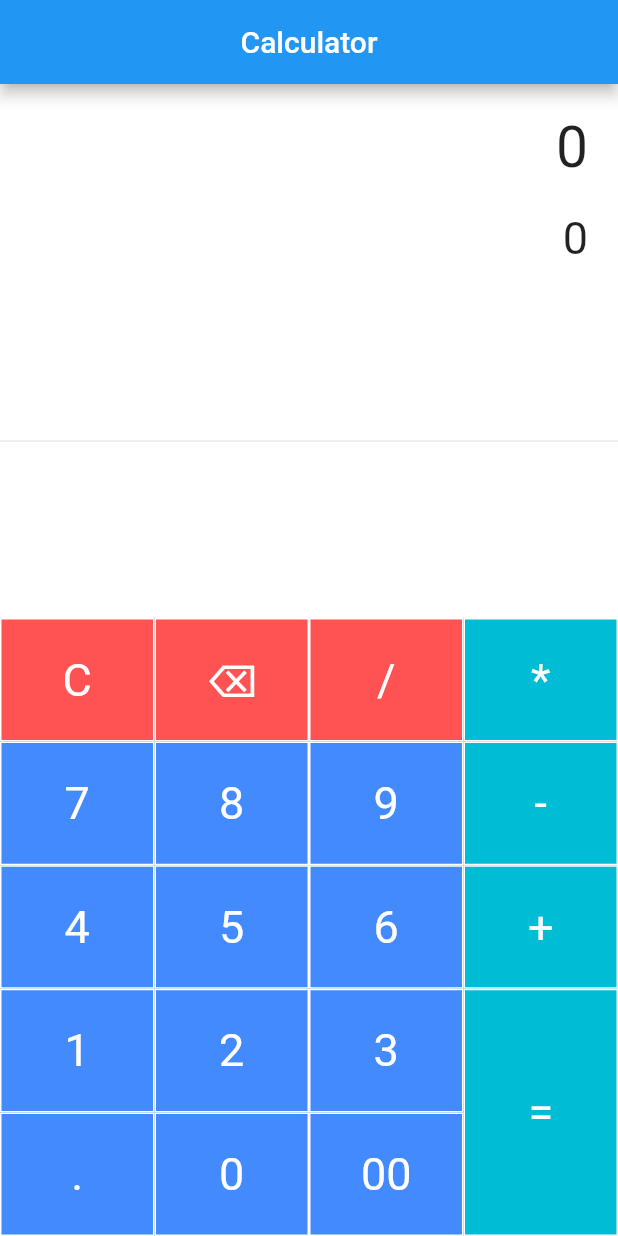
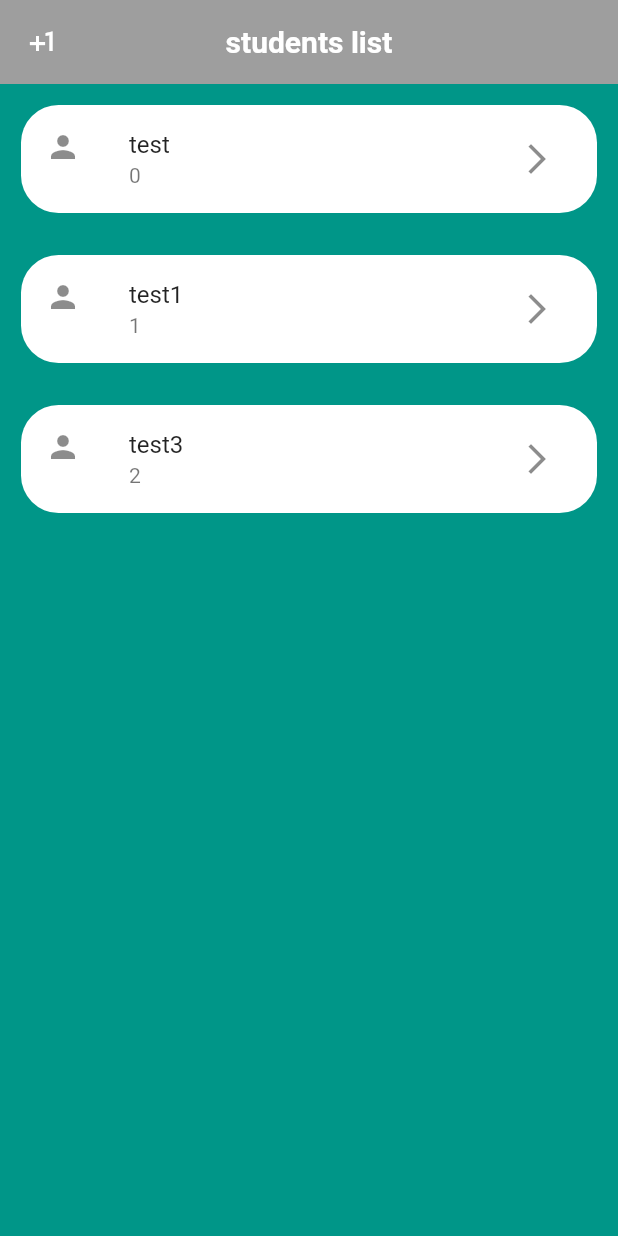
Before and after one commit to miran18-prog/Projects, a Flutter app: the screen it shows after launch, on a phone screen of 412 x 824 dp. Run offline on Flutter 3.47's test engine with Material 2 defaults, Android fonts, the phone set to English and light mode, and no system bars.

Commit message:
ListViewPractise

```diff
--- /dev/null
+++ b/lib/DataFolder/Data.dart
@@ -0,0 +1,11 @@
+class ListOf {
+  String first_name;
+  String last_name;
+  ListOf({required this.first_name, required this.last_name});
+}
+
+List<ListOf> listOfStudents = [
+  ListOf(first_name: "test", last_name: "test"),
+  ListOf(first_name: "test1", last_name: "test2"),
+  ListOf(first_name: "test3", last_name: "test3"),
+];
--- a/lib/File1.dart
+++ b/lib/File1.dart
@@ -1,7 +1,8 @@
 // ignore_for_file: prefer_const_constructors, deprecated_member_use, prefer_const_literals_to_create_immutables
 
+import 'package:flutter/cupertino.dart';
 import 'package:flutter/material.dart';
-import 'package:math_expressions/math_expressions.dart';
+import 'package:flutterdesktop/DataFolder/Data.dart';
 
 class MyApp extends StatelessWidget {
   const MyApp({Key? key}) : super(key: key);
@@ -10,177 +11,63 @@ class MyApp extends StatelessWidget {
   Widget build(BuildContext context) {
     return MaterialApp(
       debugShowCheckedModeBanner: false,
-      title: 'Simple Calculator',
-      home: Calculator(),
-      theme: ThemeData(primarySwatch: Colors.blue),
+      home: StudentsHomeScreenView(),
     );
   }
 }
 
-class Calculator extends StatefulWidget {
-  const Calculator({Key? key}) : super(key: key);
+class StudentsHomeScreenView extends StatefulWidget {
+  const StudentsHomeScreenView({Key? key}) : super(key: key);
 
   @override
-  State<Calculator> createState() => _CalculatorState();
+  State<StudentsHomeScreenView> createState() => _StudentsHomeScreenViewState();
 }
 
-class _CalculatorState extends State<Calculator> {
-  String expression = "";
-  String Equation = "0";
-  String Result = "0";
-  ButtonPessed(String buttonText) {
-    setState(() {
-      if (buttonText == "C") {
-        Equation = "0";
-        Result = "0";
-      } else if (buttonText == "⌫") {
-        Equation = Equation.substring(0, Equation.length - 1);
-        if (Equation == "") Equation = "0";
-      } else if (buttonText == "=") {
-        expression = Equation;
-        try {
-          Parser p = Parser();
-          Expression exp = p.parse(expression);
-          ContextModel cm = ContextModel();
-          Result = '${exp.evaluate(EvaluationType.REAL, cm)}';
-        } catch (e) {}
-      } else {
-        if (Equation == "0")
-          Equation = buttonText;
-        else
-          Equation = Equation + buttonText;
-      }
-    });
-  }
-
+class _StudentsHomeScreenViewState extends State<StudentsHomeScreenView> {
   @override
   Widget build(BuildContext context) {
-    return Scaffold(
-      backgroundColor: Colors.white,
-      appBar: AppBar(
-        title: Text('Calculator'),
-        centerTitle: true,
-      ),
-      body: Column(
-        children: <Widget>[
-          Container(
-            alignment: Alignment.centerRight,
-            padding: EdgeInsets.fromLTRB(10, 20, 20, 0),
-            child: Text(
-              Equation,
-              style: TextStyle(fontSize: 38),
-            ),
+    return MaterialApp(
+      home: Scaffold(
+        appBar: AppBar(
+          title: Text(
+            "students list",
+            style: TextStyle(color: Colors.white, fontWeight: FontWeight.bold),
           ),
-          Container(
-            alignment: Alignment.centerRight,
-            padding: EdgeInsets.fromLTRB(10, 20, 20, 0),
-            child: Text(
-              Result,
-              style: TextStyle(fontSize: 30),
-            ),
-          ),
-          Expanded(
-            child: Divider(),
-          ),
-          Row(
-            mainAxisAlignment: MainAxisAlignment.center,
-            children: <Widget>[
-              Container(
-                width: MediaQuery.of(context).size.width * .75,
-                child: Table(
-                  // ignore: prefer_const_literals_to_create_immutables
-                  children: [
-                    TableRow(
-                      // ignore: prefer_const_literals_to_create_immutables
-                      children: [
-                        Button("C", 1, Colors.redAccent),
-                        Button("⌫", 1, Colors.redAccent),
-                        Button("/", 1, Colors.redAccent),
-                      ],
+          leading: IconButton(
+              onPressed: () {
+                listOfStudents.add(
+                  ListOf(first_name: "test4", last_name: "test4"),
+                );
+                setState(() {});
+              },
+              icon: Icon(Icons.plus_one)),
+          centerTitle: true,
+          backgroundColor: Colors.grey,
+          elevation: 0,
+        ),
+        body: Container(
+          color: Colors.teal,
+          child: ListView.builder(
+              itemCount: listOfStudents.length,
+              itemBuilder: (context, i) {
+                return Padding(
+                  padding: EdgeInsets.symmetric(horizontal: 10, vertical: 10),
+                  child: Card(
+                    shape: RoundedRectangleBorder(
+                        borderRadius: BorderRadius.all(Radius.circular(25))),
+                    elevation: 0,
+                    borderOnForeground: false,
+                    child: ListTile(
+                      title: Text(listOfStudents[i].first_name),
+                      leading: Icon(Icons.person),
+                      trailing: IconButton(
+                          icon: Icon(Icons.arrow_forward_ios),
+                          onPressed: () {}),
+                      subtitle: Text(i.toString()),
                     ),
-                    TableRow(
-                      // ignore: prefer_const_literals_to_create_immutables
-                      children: [
-                        Button("7", 1, Colors.blueAccent),
-                        Button("8", 1, Colors.blueAccent),
-                        Button("9", 1, Colors.blueAccent),
-                      ],
-                    ),
-                    TableRow(
-                      // ignore: prefer_const_literals_to_create_immutables
-                      children: [
-                        Button("4", 1, Colors.blueAccent),
-                        Button("5", 1, Colors.blueAccent),
-                        Button("6", 1, Colors.blueAccent),
-                      ],
-                    ),
-                    TableRow(
-                      // ignore: prefer_const_literals_to_create_immutables
-                      children: [
-                        Button("1", 1, Colors.blueAccent),
-                        Button("2", 1, Colors.blueAccent),
-                        Button("3", 1, Colors.blueAccent),
-                      ],
-                    ),
-                    TableRow(
-                      // ignore: prefer_const_literals_to_create_immutables
-                      children: [
-                        Button(".", 1, Colors.blueAccent),
-                        Button("0", 1, Colors.blueAccent),
-                        Button("00", 1, Colors.blueAccent),
-                      ],
-                    ),
-                  ],
-                ),
-              ),
-              Container(
-                width: MediaQuery.of(context).size.width * 0.25,
-                child: Table(
-                  children: [
-                    TableRow(
-                      children: [
-                        Button("*", 1, Colors.cyan),
-                      ],
-                    ),
-                    TableRow(
-                      children: [
-                        Button("-", 1, Colors.cyan),
-                      ],
-                    ),
-                    TableRow(
-                      children: [
-                        Button("+", 1, Colors.cyan),
-                      ],
-                    ),
-                    TableRow(
-                      children: [
-                        Button("=", 2, Colors.cyan),
-                      ],
-                    ),
-                  ],
-                ),
-              )
-            ],
-          )
-        ],
-      ),
-    );
-  }
-
-  Widget Button(String ButtonText, double Buttonheight, Color ButtonColor) {
-    return Container(
-      height: MediaQuery.of(context).size.height * 0.1 * Buttonheight,
-      color: ButtonColor,
-      child: FlatButton(
-        shape: RoundedRectangleBorder(
-            borderRadius: BorderRadius.circular(0),
-            side: BorderSide(
-                color: Colors.white, width: 1, style: BorderStyle.solid)),
-        onPressed: () => ButtonPessed(ButtonText),
-        child: Text(
-          ButtonText,
-          style: TextStyle(
-              fontSize: 30, color: Colors.white, fontWeight: FontWeight.normal),
+                  ),
+                );
+              }),
         ),
       ),
     );
--- a/lib/main.dart
+++ b/lib/main.dart
@@ -1,3 +1,4 @@
+import 'package:flutter/foundation.dart';
 import 'package:flutter/material.dart';
 import 'File1.dart';
 
```
